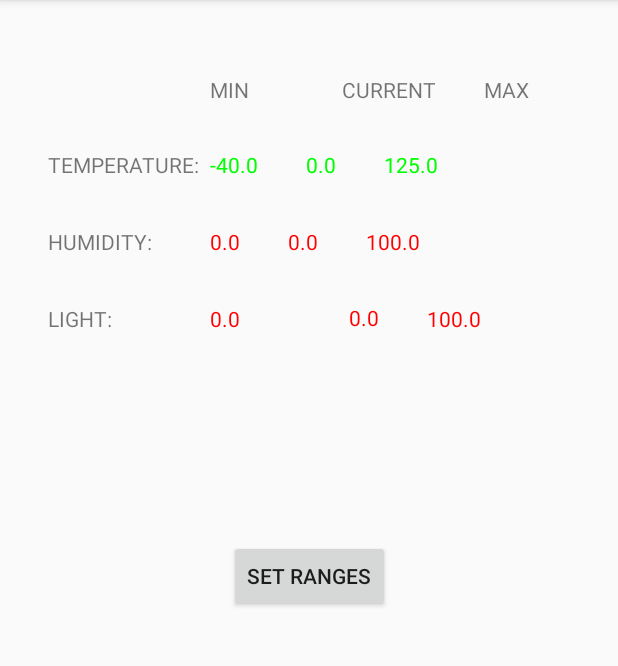
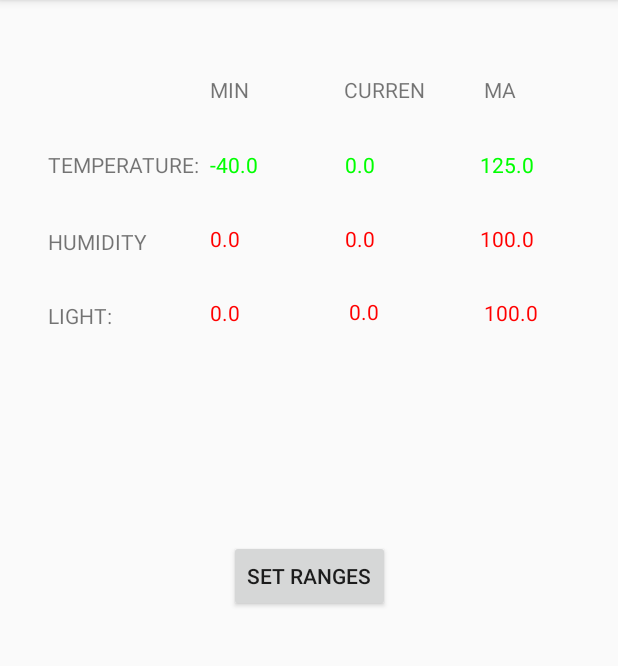
Before and after one commit to alex-clarke/CSCI3130-Group11, an Android app: the DisplayCurrentData screen opened directly, with no data from a screen before it, on a phone screen of 412 x 824 dp, the part 84-750 px from its top. Run offline under Robolectric (Android 15) with nearby library versions, the phone set to English and light mode, and no system bars.

Commit message:
Application runs. Does not crash. Display in Current_Data ISFIXED.
Notification needs to be added.

Seyd Razavi Lopez

```diff
--- a/app/src/main/res/layout/activity_display_current_data.xml
+++ b/app/src/main/res/layout/activity_display_current_data.xml
@@ -8,7 +8,7 @@
 
     <TextView
         android:id="@+id/TEMPERATURE_LABEL"
-        android:layout_width="0dp"
+        android:layout_width="wrap_content"
         android:layout_height="19dp"
         android:layout_marginTop="100dp"
         android:text="TEMPERATURE:"
@@ -18,8 +18,8 @@
 
     <TextView
         android:id="@+id/HUMIDITY_LABEL"
-        android:layout_width="wrap_content"
-        android:layout_height="wrap_content"
+        android:layout_width="67dp"
+        android:layout_height="17dp"
         android:layout_marginTop="32dp"
         android:text="HUMIDITY:"
         app:layout_constraintTop_toBottomOf="@+id/TEMPERATURE_LABEL"
@@ -41,8 +41,8 @@
 
     <TextView
         android:id="@+id/CURRENT_LABEL"
-        android:layout_width="0dp"
-        android:layout_height="wrap_content"
+        android:layout_width="61dp"
+        android:layout_height="17dp"
         android:layout_marginTop="50dp"
         android:text="CURRENT"
         app:layout_constraintTop_toTopOf="parent"
@@ -51,8 +51,8 @@
 
     <TextView
         android:id="@+id/MIN_LABEL"
-        android:layout_width="wrap_content"
-        android:layout_height="wrap_content"
+        android:layout_width="57dp"
+        android:layout_height="17dp"
         android:layout_marginTop="50dp"
         android:text="MIN         "
         app:layout_constraintTop_toTopOf="parent"
@@ -61,8 +61,8 @@
 
     <TextView
         android:id="@+id/MAX_LABEL"
-        android:layout_width="wrap_content"
-        android:layout_height="wrap_content"
+        android:layout_width="30dp"
+        android:layout_height="17dp"
         android:layout_marginTop="50dp"
         android:text="MAX"
         app:layout_constraintTop_toTopOf="parent"
@@ -81,8 +81,8 @@
 
     <TextView
         android:id="@+id/MIN_T_RANGE"
-        android:layout_width="wrap_content"
-        android:layout_height="wrap_content"
+        android:layout_width="58dp"
+        android:layout_height="17dp"
         android:text="TextView"
         android:layout_marginTop="100dp"
         app:layout_constraintTop_toTopOf="parent"
@@ -91,8 +91,8 @@
 
     <TextView
         android:id="@+id/CURRENT_T"
-        android:layout_width="wrap_content"
-        android:layout_height="wrap_content"
+        android:layout_width="58dp"
+        android:layout_height="17dp"
         android:text="TextView"
         app:layout_constraintTop_toTopOf="parent"
         android:layout_marginTop="100dp"
@@ -102,7 +102,7 @@
     <TextView
         android:id="@+id/MAX_T_RANGE"
         android:layout_width="wrap_content"
-        android:layout_height="wrap_content"
+        android:layout_height="17dp"
         android:text="TextView"
         app:layout_constraintTop_toTopOf="parent"
         android:layout_marginTop="100dp"
@@ -111,8 +111,8 @@
 
     <TextView
         android:id="@+id/MIN_H_RANGE"
-        android:layout_width="wrap_content"
-        android:layout_height="wrap_content"
+        android:layout_width="58dp"
+        android:layout_height="17dp"
         android:text="TextView"
         android:layout_marginTop="32dp"
         app:layout_constraintTop_toBottomOf="@+id/MIN_T_RANGE"
@@ -121,8 +121,8 @@
 
     <TextView
         android:id="@+id/CURRENT_H"
-        android:layout_width="wrap_content"
-        android:layout_height="wrap_content"
+        android:layout_width="58dp"
+        android:layout_height="17dp"
         android:text="TextView"
         android:layout_marginTop="32dp"
         app:layout_constraintTop_toBottomOf="@+id/CURRENT_T"
@@ -131,8 +131,8 @@
 
     <TextView
         android:id="@+id/MAX_H_RANGE"
-        android:layout_width="wrap_content"
-        android:layout_height="wrap_content"
+        android:layout_width="58dp"
+        android:layout_height="17dp"
         android:text="TextView"
         android:layout_marginTop="32dp"
         app:layout_constraintTop_toBottomOf="@+id/MAX_T_RANGE"
@@ -151,8 +151,8 @@
 
     <TextView
         android:id="@+id/CURRENT_L"
-        android:layout_width="wrap_content"
-        android:layout_height="wrap_content"
+        android:layout_width="58dp"
+        android:layout_height="17dp"
         android:text="TextView"
         android:layout_marginTop="31dp"
         app:layout_constraintTop_toBottomOf="@+id/CURRENT_H"
@@ -161,8 +161,8 @@
 
     <TextView
         android:id="@+id/MAX_L_RANGE"
-        android:layout_width="wrap_content"
-        android:layout_height="wrap_content"
+        android:layout_width="58dp"
+        android:layout_height="17dp"
         android:layout_marginLeft="32dp"
         android:layout_marginTop="32dp"
         android:text="TextView"
```
